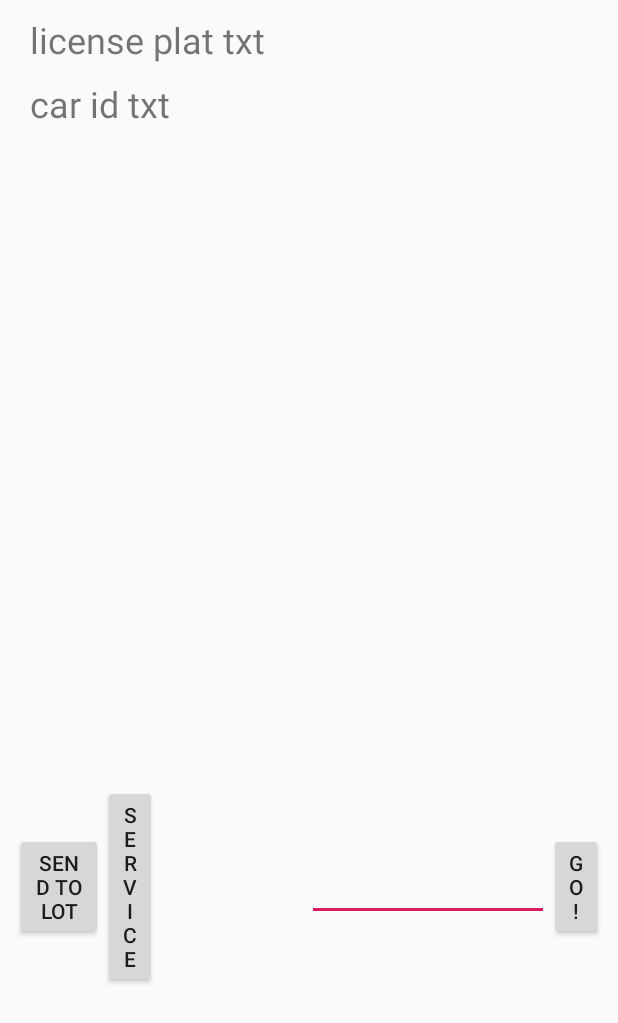
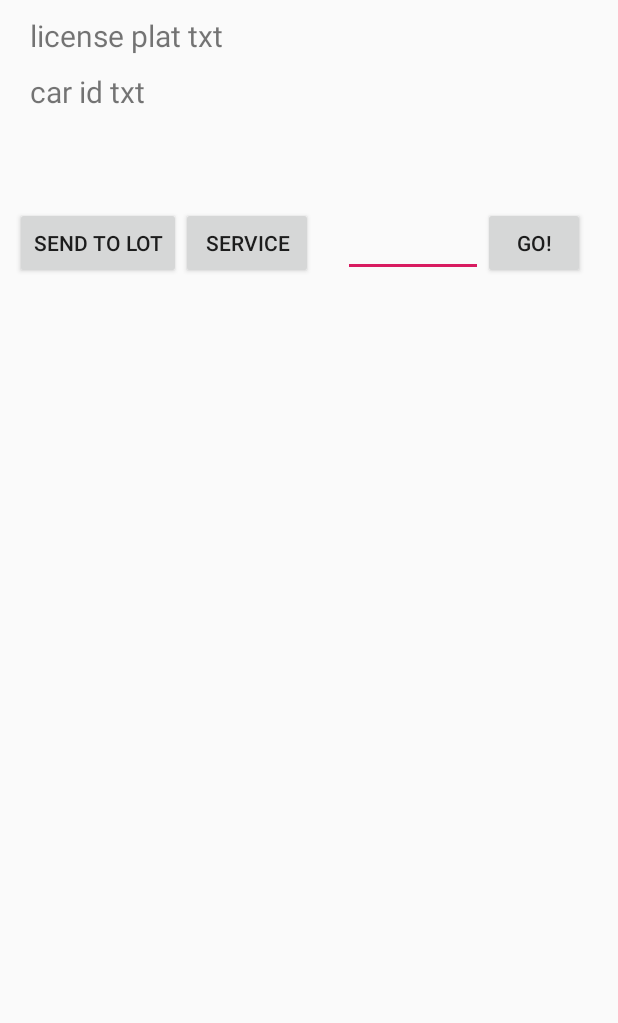
Before and after one commit to Phoredome/MobileApp2, an Android app: the layout activity_info_window.xml on its own in the app's theme, with its tools: preview values and no code run, on a phone screen of 412 x 824 dp. Shown: the top 1023 px of the screen. Run offline under Robolectric (Android 15) with nearby library versions, the phone set to English and light mode, and no system bars.

Commit message:
info window resize

```diff
--- a/app/src/main/java/com/example/myapplication/db/MyDB.java
+++ b/app/src/main/java/com/example/myapplication/db/MyDB.java
@@ -7,7 +7,7 @@ import android.util.Log;
 
 
 public class MyDB extends SQLiteOpenHelper {
-    public static final int DATABASE_VERSION = 3;
+    public static final int DATABASE_VERSION = 2;
     public static final String DATABASE_NAME = "CarApp.db";
 
     public MyDB(Context context) {
--- a/app/src/main/res/layout/activity_info_window.xml
+++ b/app/src/main/res/layout/activity_info_window.xml
@@ -2,8 +2,8 @@
 <LinearLayout xmlns:android="http://schemas.android.com/apk/res/android"
     xmlns:app="http://schemas.android.com/apk/res-auto"
     xmlns:tools="http://schemas.android.com/tools"
-    android:layout_width="match_parent"
-    android:layout_height="match_parent"
+    android:layout_width="400dp"
+    android:layout_height="250dp"
     tools:context=".border.info.InfoWindow">
 
     <LinearLayout
@@ -18,11 +18,11 @@
             android:paddingLeft="20dp"
             android:paddingTop="10dp"
             android:text="license plat txt"
-            android:textSize="24sp" />
+            android:textSize="20sp" />
 
         <LinearLayout
             android:layout_width="match_parent"
-            android:layout_height="316dp"
+            android:layout_height="wrap_content"
             android:orientation="horizontal">
 
             <TextView
@@ -32,7 +32,7 @@
                 android:paddingLeft="20dp"
                 android:paddingTop="10dp"
                 android:text="car id txt"
-                android:textSize="24sp">
+                android:textSize="20sp">
 
             </TextView>
         </LinearLayout>
@@ -49,22 +49,19 @@
                 android:layout_width="wrap_content"
                 android:layout_height="wrap_content"
                 android:layout_marginLeft="10dp"
-                android:layout_weight="1"
                 android:text="Send to Lot" />
 
             <Button
                 android:id="@+id/serviceBtn"
                 android:layout_width="wrap_content"
                 android:layout_height="wrap_content"
-                android:layout_weight="1"
                 android:text="Service" />
 
             <EditText
                 android:id="@+id/locationInput"
-                android:layout_width="wrap_content"
+                android:layout_width="93dp"
                 android:layout_height="wrap_content"
-                android:layout_marginLeft="100dp"
-                android:layout_weight="1"
+                android:layout_marginLeft="20dp"
                 android:ems="10"
                 android:inputType="textPersonName" />
 
@@ -73,7 +70,6 @@
                 android:layout_width="wrap_content"
                 android:layout_height="wrap_content"
                 android:layout_marginRight="10dp"
-                android:layout_weight="1"
                 android:text="Go!" />
         </LinearLayout>
 
```
